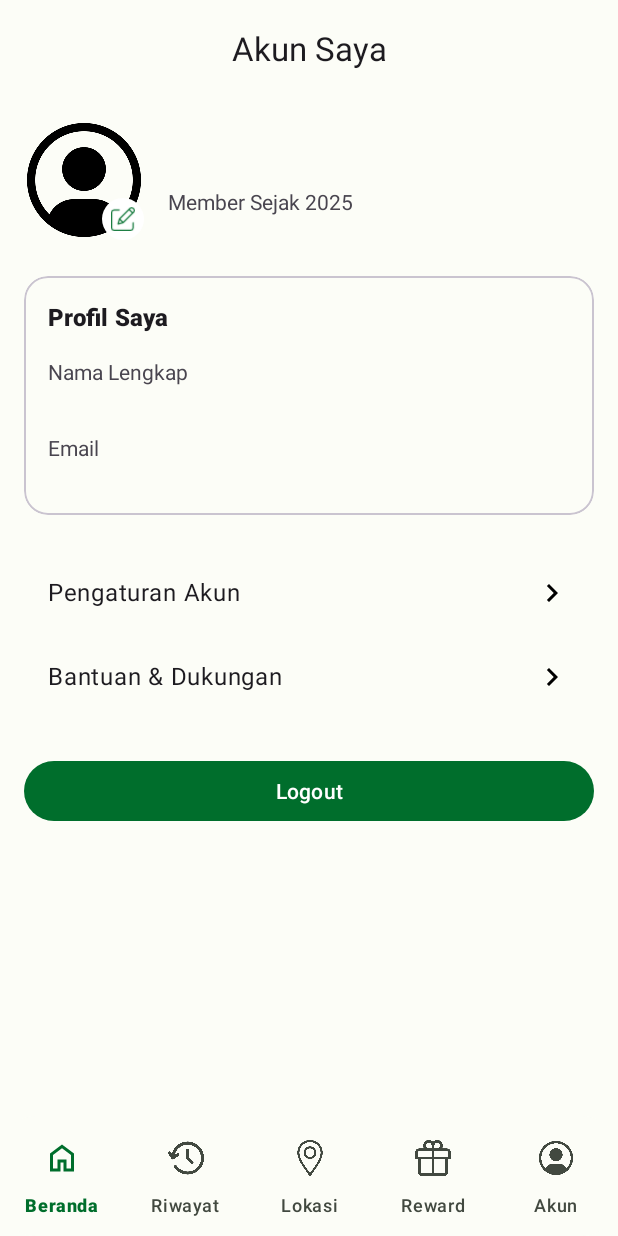
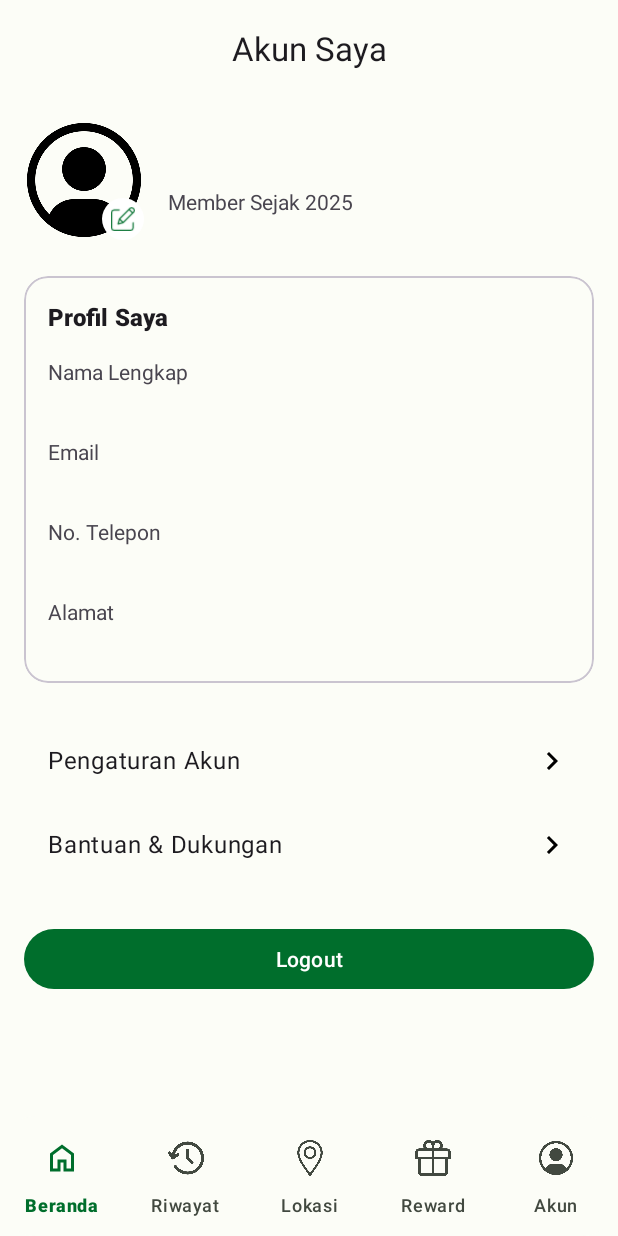
Before and after one commit to barronbrn/KangPismanApp, an Android app: the fragment AccountFragment placed in its activity, on a phone screen of 412 x 824 dp. Run offline under Robolectric (Android 15) with nearby library versions, the phone set to English and light mode, and no system bars; our stand-ins replace Dagger/Hilt's generated code, Firebase (no records; nobody signed in at launch, a user with empty details on screens opened directly); pictures from the network do not load.

Commit message:
Hampir Beres

```diff
--- a/app/src/main/AndroidManifest.xml
+++ b/app/src/main/AndroidManifest.xml
@@ -37,9 +37,6 @@
             android:name=".view.activity.DetailTransaksiActivity"
             android:exported="false" />
         <activity
-            android:name=".view.activity.MainActivity2"
-            android:exported="false" />
-        <activity
             android:name=".view.activity.BuatSetoranActivity"
             android:exported="false" />
         <activity
@@ -73,9 +70,6 @@
         <activity
             android:name=".view.activity.MainActivity"
             android:exported="false" />
-        <activity
-            android:name=".view.activity.HargaActivity"
-            android:exported="false" />
     </application>
 
 </manifest>
--- a/app/src/main/java/com/example/kangpismanapp/adapter/TransaksiRingkasAdapter.kt
+++ b/app/src/main/java/com/example/kangpismanapp/adapter/TransaksiRingkasAdapter.kt
@@ -51,10 +51,9 @@ class TransaksiRingkasAdapter : ListAdapter<Transaksi, TransaksiRingkasAdapter.V
             // Gunakan data dari objek Transaksi, bukan Jadwal
             title.text = "Setoran ${transaksi.items.firstOrNull()?.namaMaterial ?: "Sampah"}"
             date.text = transaksi.tanggal?.let { dateFormat.format(it) } ?: "Tanggal tidak tersedia"
-            amount.text = "+${formatRupiah.format(transaksi.totalPoin)}"
+            amount.text = "+${formatRupiah.format(transaksi.totalRupiah)}"
         }
     }
-    // ------------------------------------
 
     class DiffCallback : DiffUtil.ItemCallback<Transaksi>() {
         override fun areItemsTheSame(oldItem: Transaksi, newItem: Transaksi): Boolean {
--- a/app/src/main/java/com/example/kangpismanapp/data/model/Transaksi.kt
+++ b/app/src/main/java/com/example/kangpismanapp/data/model/Transaksi.kt
@@ -19,6 +19,7 @@ data class Transaksi(
     @ServerTimestamp
     val tanggal: Date? = null,
     val totalPoin: Int = 0,
+    val totalRupiah: Int = 0,
     val petugasNama: String = "",
     val petugasUid: String = "",
     val items: List<ItemTransaksi> = emptyList()
--- a/app/src/main/java/com/example/kangpismanapp/data/repository/ProfileRepository.kt
+++ b/app/src/main/java/com/example/kangpismanapp/data/repository/ProfileRepository.kt
@@ -8,6 +8,7 @@ import com.google.firebase.firestore.firestore
 import kotlinx.coroutines.channels.awaitClose
 import kotlinx.coroutines.flow.Flow
 import kotlinx.coroutines.flow.callbackFlow
+import kotlinx.coroutines.flow.combine
 import kotlinx.coroutines.tasks.await
 import javax.inject.Inject
 import javax.inject.Singleton
@@ -19,60 +20,60 @@ class ProfileRepository @Inject constructor() {
     private val auth = Firebase.auth
     private val db = Firebase.firestore
 
-    fun getUserProfileData(): Flow<UserProfile?> = callbackFlow {
+    fun getUserProfileData(): Flow<UserProfile?> {
         val currentUser = auth.currentUser
         if (currentUser == null) {
-            trySend(null)
-            close()
-            return@callbackFlow
+            return callbackFlow { trySend(null); close() }
         }
 
+        // 1. Buat Flow untuk mengambil data dari koleksi 'users' secara real-time
+        val userProfileFlow: Flow<UserProfile> = callbackFlow {
             val userDocRef = db.collection("users").document(currentUser.uid)
-
-        val listenerRegistration = db.collection("transaksi")
-            .whereEqualTo("uid", currentUser.uid)
-            .addSnapshotListener { snapshot, error ->
-                if (error != null) {
-                    // ... (logika penanganan error tidak berubah) ...
-                    return@addSnapshotListener
+            val listener = userDocRef.addSnapshotListener { snapshot, error ->
+                if (snapshot != null && snapshot.exists()) {
+                    val username = snapshot.getString("username") ?: ""
+                    val noTelepon = snapshot.getString("noTelepon") ?: ""
+                    val alamat = snapshot.getString("alamat") ?: ""
+                    val imageUrl = snapshot.getString("profileImageUrl") ?: ""
+                    trySend(UserProfile(currentUser.email ?: "", username, noTelepon, alamat, imageUrl))
+                } else {
+                    trySend(UserProfile(email = currentUser.email ?: ""))
+                }
+            }
+            awaitClose { listener.remove() }
         }
 
+        // 2. Buat Flow untuk mengambil data dari koleksi 'transaksi' secara real-time
+        val transactionDataFlow: Flow<Triple<Int, Int, Double>> = callbackFlow {
+            val listener = db.collection("transaksi")
+                .whereEqualTo("uid", currentUser.uid)
+                .addSnapshotListener { snapshot, _ ->
                     if (snapshot != null) {
-                    // 1. Hitung total poin (seperti sebelumnya)
+                        val totalSaldo = snapshot.sumOf { doc -> doc.getLong("totalRupiah")?.toInt() ?: 0 }
                         val totalPoin = snapshot.sumOf { doc -> doc.getLong("totalPoin")?.toInt() ?: 0 }
-
-                    // 2. Hitung total berat DAN total saldo (Rupiah) baru
                         var totalBerat = 0.0
-                    var totalSaldoRupiah = 0
                         snapshot.forEach { doc ->
                             val items = doc.get("items") as? List<Map<String, Any>>
                             items?.forEach { itemMap ->
-                            val berat = itemMap["beratKg"] as? Double ?: 0.0
-                            val harga = itemMap["hargaPerKg"] as? Long ?: 0L
-                            totalBerat += berat
-                            totalSaldoRupiah += (berat * harga).toInt()
+                                totalBerat += itemMap["beratKg"] as? Double ?: 0.0
                             }
                         }
-
-                    // 3. Ambil data profil lain dan gabungkan semuanya
-                    userDocRef.get().addOnSuccessListener { userDoc ->
-                        val username = userDoc.getString("username") ?: ""
-                        // ... ambil data lain (noTelepon, alamat, imageUrl) ...
-
-                        val fullProfile = UserProfile(
-                            email = currentUser.email ?: "",
-                            username = username,
-                            // ... data lain ...
-                            totalPoin = totalPoin,
-                            totalSaldo = totalSaldoRupiah, // <-- Gunakan total saldo baru
-                            totalBeratKg = totalBerat
-                        )
-                        trySend(fullProfile)
+                        trySend(Triple(totalSaldo, totalPoin, totalBerat))
+                    } else {
+                        trySend(Triple(0, 0, 0.0))
                     }
                 }
+            awaitClose { listener.remove() }
         }
 
-        awaitClose { listenerRegistration.remove() }
+        // 3. Gabungkan kedua hasil Flow menjadi satu
+        return userProfileFlow.combine(transactionDataFlow) { profile, transactionData ->
+            profile.copy(
+                totalSaldo = transactionData.first,
+                totalPoin = transactionData.second,
+                totalBeratKg = transactionData.third
+            )
+        }
     }
 
     suspend fun updateUserProfile(username: String, noTelepon: String, alamat: String): Boolean {
@@ -82,7 +83,8 @@ class ProfileRepository @Inject constructor() {
             val userUpdates = mapOf(
                 "username" to username,
                 "noTelepon" to noTelepon,
-                "alamat" to alamat
+                "alamat" to alamat,
+
             )
             // Panggil fungsi update dari Firestore
             db.collection("users").document(uid).update(userUpdates).await()
@@ -91,4 +93,13 @@ class ProfileRepository @Inject constructor() {
             false // Kembalikan false jika gagal
         }
     }
+
+    suspend fun getUserRole(): String? {
+        val uid = auth.currentUser?.uid ?: return null
+        return try {
+            db.collection("users").document(uid).get().await().getString("role")
+        } catch (e: Exception) {
+            null
         }
+    }
+}
--- a/app/src/main/java/com/example/kangpismanapp/data/repository/TransaksiRepository.kt
+++ b/app/src/main/java/com/example/kangpismanapp/data/repository/TransaksiRepository.kt
@@ -17,17 +17,38 @@ class TransaksiRepository @Inject constructor() {
     private val db = Firebase.firestore
     private val auth = Firebase.auth
 
-    fun getTransaksiHistory(): Flow<List<Transaksi>> = callbackFlow {
+    fun getTransaksiHistoryForWarga(): Flow<List<Transaksi>> = callbackFlow {
         val uid = auth.currentUser?.uid ?: return@callbackFlow
         val listenerRegistration = db.collection("transaksi")
-            .whereEqualTo("uid", uid)
+            .whereEqualTo("uid", uid) // <-- Mencari berdasarkan UID Warga
             .orderBy("tanggal", Query.Direction.DESCENDING)
             .addSnapshotListener { snapshot, error ->
                 if (error != null) {
                     if (error.code == FirebaseFirestoreException.Code.PERMISSION_DENIED) {
-                        trySend(emptyList()) // Jika ditolak, kirim list kosong
+                        trySend(emptyList())
                     } else {
-                        close(error) // Untuk error lain, tutup flow
+                        close(error)
+                    }
+                    return@addSnapshotListener
+                }
+                if (snapshot != null) {
+                    trySend(snapshot.toObjects(Transaksi::class.java))
+                }
+            }
+        awaitClose { listenerRegistration.remove() }
+    }
+
+    fun getTransaksiHistoryForPetugas(): Flow<List<Transaksi>> = callbackFlow {
+        val uid = auth.currentUser?.uid ?: return@callbackFlow
+        val listenerRegistration = db.collection("transaksi")
+            .whereEqualTo("petugasUid", uid) // <-- Mencari berdasarkan UID Petugas
+            .orderBy("tanggal", Query.Direction.DESCENDING)
+            .addSnapshotListener { snapshot, error ->
+                if (error != null) {
+                    if (error.code == FirebaseFirestoreException.Code.PERMISSION_DENIED) {
+                        trySend(emptyList())
+                    } else {
+                        close(error)
                     }
                     return@addSnapshotListener
                 }
--- a/app/src/main/java/com/example/kangpismanapp/view/activity/DetailTransaksiActivity.kt
+++ b/app/src/main/java/com/example/kangpismanapp/view/activity/DetailTransaksiActivity.kt
@@ -53,7 +53,7 @@ class DetailTransaksiActivity : AppCompatActivity() {
             formatRupiah.maximumFractionDigits = 0
 
             textTanggal.text = transaksi.tanggal?.let { dateFormat.format(it) } ?: "Tanggal tidak tersedia"
-            textTotal.text = "Total: ${formatRupiah.format(transaksi.totalPoin)}"
+            textTotal.text = "Total: ${formatRupiah.format(transaksi.totalRupiah)}"
 
             // Tampilkan rincian item di RecyclerView
             val detailAdapter = TimbangAdapter() // Kita bisa gunakan TimbangAdapter karena layout-nya mirip
--- a/app/src/main/java/com/example/kangpismanapp/view/activity/LoginActivity.kt
+++ b/app/src/main/java/com/example/kangpismanapp/view/activity/LoginActivity.kt
@@ -124,7 +124,6 @@ class LoginActivity : AppCompatActivity() {
                         // Panggil fungsi pengecekan yang sama dengan Login Google
                         checkUserRoleAndRedirect(user)
                     } else {
-                        // Kasus langka, tapi baik untuk ditangani
                         Toast.makeText(baseContext, "Gagal mendapatkan data pengguna.", Toast.LENGTH_SHORT).show()
                     }
                 }
--- a/app/src/main/java/com/example/kangpismanapp/view/activity/MyQrCodeActivity.kt
+++ b/app/src/main/java/com/example/kangpismanapp/view/activity/MyQrCodeActivity.kt
@@ -12,8 +12,6 @@ import androidx.core.view.ViewCompat
 import androidx.core.view.WindowInsetsCompat
 import com.example.kangpismanapp.R
 import com.google.android.material.appbar.MaterialToolbar
-import com.google.firebase.Firebase
-import com.google.firebase.auth.auth
 import com.google.zxing.qrcode.QRCodeWriter
 import com.google.zxing.BarcodeFormat
 
--- a/app/src/main/java/com/example/kangpismanapp/view/fragment/AccountFragment.kt
+++ b/app/src/main/java/com/example/kangpismanapp/view/fragment/AccountFragment.kt
@@ -36,9 +36,12 @@ class AccountFragment : Fragment(R.layout.fragment_account) {
     private lateinit var textDetailNama: TextView
     private lateinit var textDetailEmail: TextView
     private lateinit var imageProfile: ImageView
+    private lateinit var textDetailTelepon: TextView
+    private lateinit var textDetailAlamat: TextView
     private lateinit var buttonLogout: Button
     private lateinit var buttonPengaturanAkun: TextView
     private lateinit var buttonEditProfileImage: ImageView
+
     private var currentUserProfile: UserProfile? = null
 
     override fun onViewCreated(view: View, savedInstanceState: Bundle?) {
@@ -53,6 +56,8 @@ class AccountFragment : Fragment(R.layout.fragment_account) {
         buttonLogout = view.findViewById(R.id.buttonLogout)
         buttonPengaturanAkun = view.findViewById(R.id.button_pengaturan_akun)
         buttonEditProfileImage = view.findViewById(R.id.button_edit_profile_image)
+        textDetailTelepon = view.findViewById(R.id.text_detail_telepon)
+        textDetailAlamat = view.findViewById(R.id.text_detail_alamat)
 
         setupListeners()
         observeViewModel()
@@ -88,6 +93,8 @@ class AccountFragment : Fragment(R.layout.fragment_account) {
                 textProfileName.text = it.username
                 textDetailNama.text = it.username
                 textDetailEmail.text = it.email
+                textDetailTelepon.text = it.noTelepon
+                textDetailAlamat.text = it.alamat
 
                 // Untuk sementara, teks ini kita buat statis
                 textMemberSince.text = "Member Sejak 2025"
--- a/app/src/main/java/com/example/kangpismanapp/viewmodel/TransaksiViewModel.kt
+++ b/app/src/main/java/com/example/kangpismanapp/viewmodel/TransaksiViewModel.kt
@@ -6,6 +6,7 @@ import androidx.lifecycle.ViewModel
 import androidx.lifecycle.asLiveData
 import androidx.lifecycle.viewModelScope
 import com.example.kangpismanapp.data.model.Transaksi
+import com.example.kangpismanapp.data.repository.ProfileRepository
 import com.example.kangpismanapp.data.repository.TransaksiRepository
 import dagger.hilt.android.lifecycle.HiltViewModel
 import kotlinx.coroutines.launch
@@ -13,10 +14,33 @@ import javax.inject.Inject
 
 @HiltViewModel
 class TransaksiViewModel @Inject constructor(
-    private val repository: TransaksiRepository
+    private val transaksiRepository: TransaksiRepository,
+    private val profileRepository: ProfileRepository
 ) : ViewModel() {
 
-    val transaksiList: LiveData<List<Transaksi>> = repository.getTransaksiHistory().asLiveData()
-    val latestTransaksiList: LiveData<List<Transaksi>> = repository.getLatestTransaksi().asLiveData()
+    private val _transaksiList = MutableLiveData<List<Transaksi>>()
+    val transaksiList: LiveData<List<Transaksi>> = _transaksiList
 
+    val latestTransaksiList: LiveData<List<Transaksi>> = transaksiRepository.getLatestTransaksi().asLiveData()
+
+    init {
+        fetchTransaksiBasedOnRole()
+    }
+
+    private fun fetchTransaksiBasedOnRole() {
+        viewModelScope.launch {
+            val role = profileRepository.getUserRole()
+            if (role == "petugas") {
+                // Jika petugas, panggil fungsi untuk petugas
+                transaksiRepository.getTransaksiHistoryForPetugas().collect {
+                    _transaksiList.value = it
+                }
+            } else {
+                // Jika warga, panggil fungsi untuk warga
+                transaksiRepository.getTransaksiHistoryForWarga().collect {
+                    _transaksiList.value = it
+                }
+            }
+        }
+    }
 }
--- a/app/src/main/res/layout/fragment_account.xml
+++ b/app/src/main/res/layout/fragment_account.xml
@@ -87,6 +87,7 @@
                         android:text="Profil Saya"
                         android:textAppearance="?attr/textAppearanceTitleMedium"
                         android:textStyle="bold" />
+
                     <TextView
                         android:layout_width="wrap_content"
                         android:layout_height="wrap_content"
@@ -97,7 +98,9 @@
                         android:layout_width="wrap_content"
                         android:layout_height="wrap_content"
                         tools:text="Dani Herawan"
+                        android:textAppearance="?attr/textAppearanceBodyLarge"
                         android:textStyle="bold"/>
+
                     <TextView
                         android:layout_width="wrap_content"
                         android:layout_height="wrap_content"
@@ -108,6 +111,33 @@
                         android:layout_width="wrap_content"
                         android:layout_height="wrap_content"
                         tools:text="qwebaron7@gmail.com"
+                        android:textAppearance="?attr/textAppearanceBodyLarge"
+                        android:textStyle="bold"/>
+
+                    <TextView
+                        android:layout_width="wrap_content"
+                        android:layout_height="wrap_content"
+                        android:layout_marginTop="12dp"
+                        android:text="No. Telepon"/>
+                    <TextView
+                        android:id="@+id/text_detail_telepon"
+                        android:layout_width="wrap_content"
+                        android:layout_height="wrap_content"
+                        tools:text="081234567890"
+                        android:textAppearance="?attr/textAppearanceBodyLarge"
+                        android:textStyle="bold"/>
+
+                    <TextView
+                        android:layout_width="wrap_content"
+                        android:layout_height="wrap_content"
+                        android:layout_marginTop="12dp"
+                        android:text="Alamat"/>
+                    <TextView
+                        android:id="@+id/text_detail_alamat"
+                        android:layout_width="wrap_content"
+                        android:layout_height="wrap_content"
+                        tools:text="Jl. Merdeka No. 45, Bandung"
+                        android:textAppearance="?attr/textAppearanceBodyLarge"
                         android:textStyle="bold"/>
                 </LinearLayout>
             </com.google.android.material.card.MaterialCardView>
```
Also changed, not shown: app/src/main/java/com/example/kangpismanapp/adapter/TransaksiAdapter.kt (+7 -2 lines), app/src/main/java/com/example/kangpismanapp/data/repository/TimbangRepository.kt (+19 -3 lines), app/src/main/java/com/example/kangpismanapp/view/activity/TimbangActivity.kt (+34 -9 lines), app/src/main/java/com/example/kangpismanapp/view/fragment/HistoryFragment.kt (+10 -2 lines), app/src/main/java/com/example/kangpismanapp/view/fragment/LokasiFragment.kt (+16 -8 lines). Lines whose indentation alone changed are shown as unchanged.
